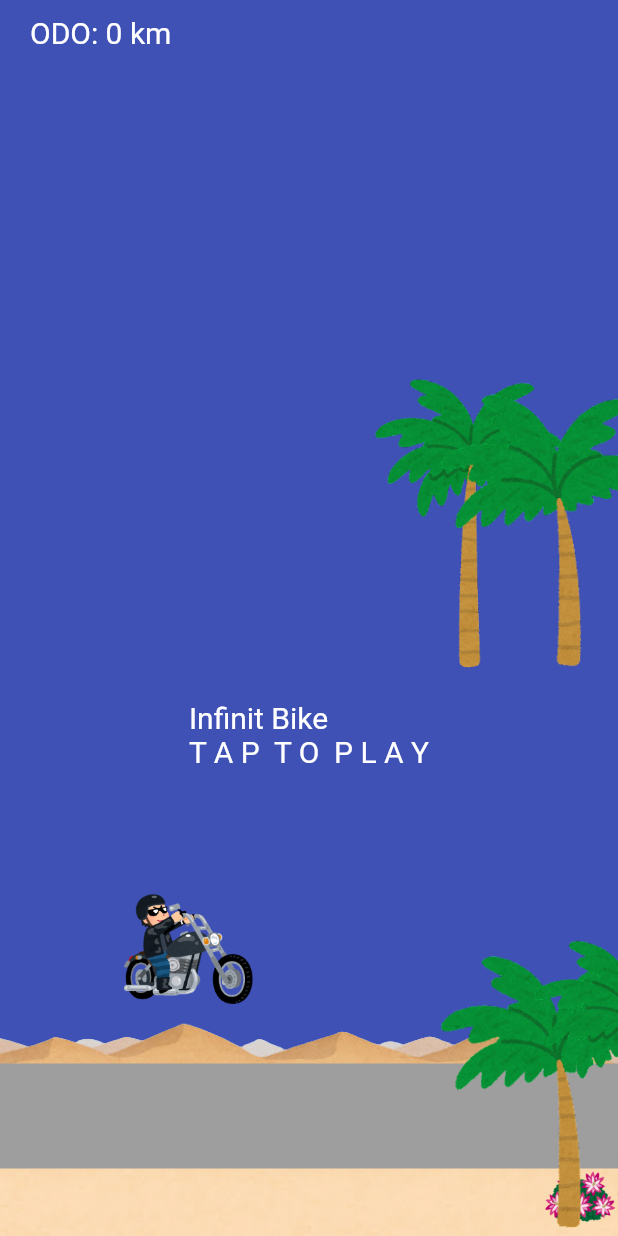
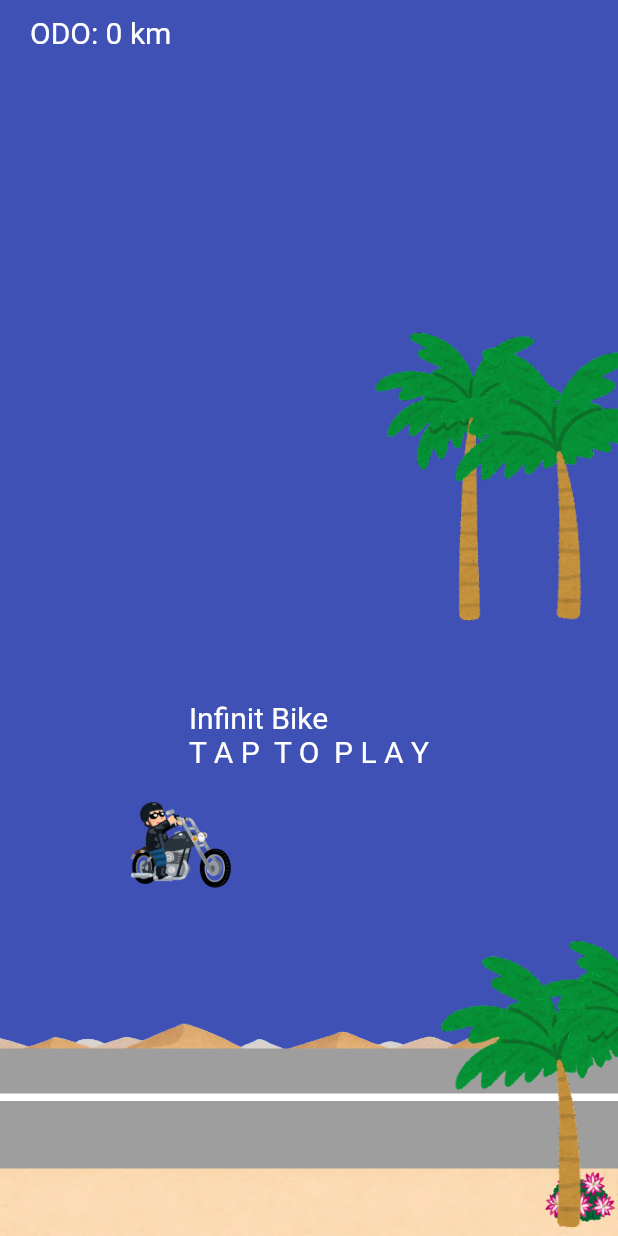
Before and after one commit to yuto90/runs_infinitely_bike, a Flutter app: the screen it shows after launch, on a phone screen of 412 x 824 dp. Run offline on Flutter 3.47's test engine with Material 2 defaults, Android fonts, the light colour scheme and no system bars.

Commit message:
道路に中央線を追加

```diff
--- a/runs_infinitely_bike/lib/bike.dart
+++ b/runs_infinitely_bike/lib/bike.dart
@@ -4,8 +4,8 @@ class MyBike extends StatelessWidget {
   @override
   Widget build(BuildContext context) {
     return Container(
-      height: 90,
-      width: 90,
+      height: 70,
+      width: 70,
       child: Image.asset('lib/images/bike.png'),
     );
   }
--- a/runs_infinitely_bike/lib/mainpage.dart
+++ b/runs_infinitely_bike/lib/mainpage.dart
@@ -13,7 +13,7 @@ class MainPage extends StatefulWidget {
 }
 
 class _MainPage extends State<MainPage> {
-  static double bikeY = 0.6;
+  static double bikeY = 0.4;
   double time = 0;
   double initialHeight = bikeY;
   bool gameHasStarted = false;
@@ -28,9 +28,9 @@ class _MainPage extends State<MainPage> {
   static double sabotenFlowerOneX = 1;
 
   // ヤシの木
-  double yasiOneY = -0.2;
+  double yasiOneY = -0.3;
   double yasiTwoY = 1;
-  double yasiThreeY = -0.2;
+  double yasiThreeY = -0.3;
   double yasiFourY = 1;
   static double yasiOneX = 1;
   static double yasiTwoX = 1.5;
@@ -184,9 +184,17 @@ class _MainPage extends State<MainPage> {
             Positioned(
               bottom: 45,
               child: Container(
-                height: 70,
-                width: 2000,
+                height: 80,
+                width: 1000,
                 color: Colors.grey,
+              ),
+            ),
+            Positioned(
+              bottom: 90,
+              child: Container(
+                height: 5,
+                width: 1000,
+                color: Colors.white,
               ),
             ),
 
```
